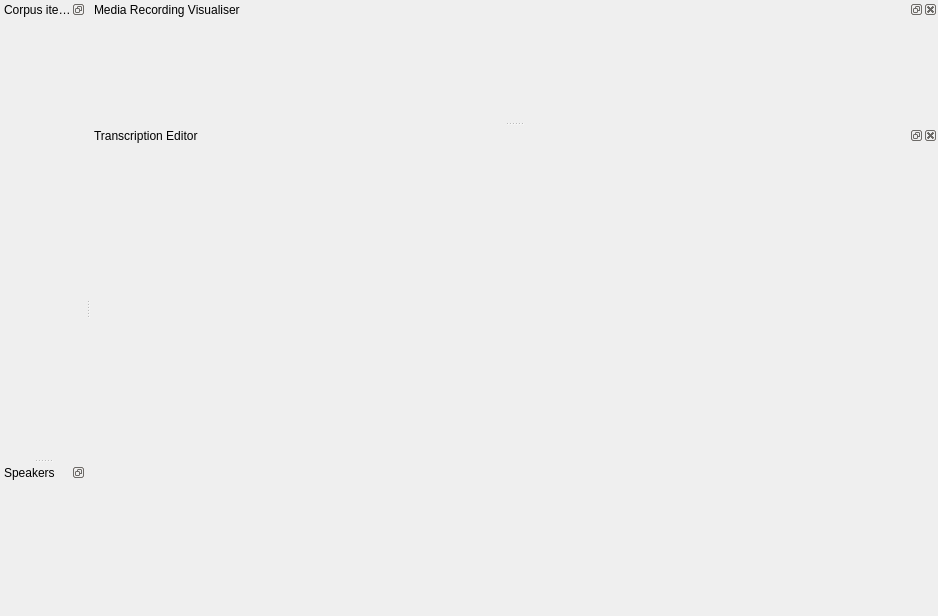
Above: app/annotation/TranscriberWidget.ui from praaline/Praaline before the change. Below: the same form after it.
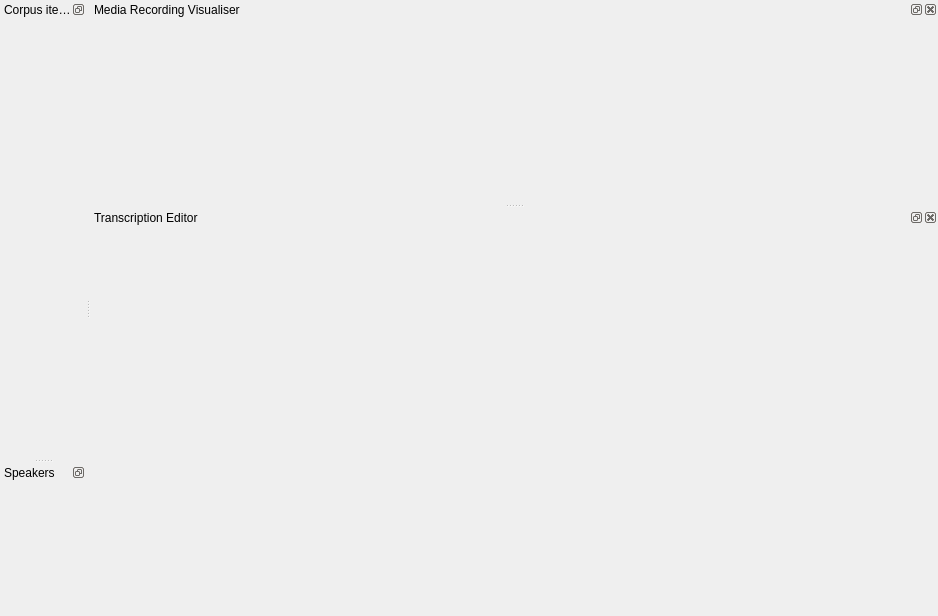
That is the form after the change.

What changed in the file:
```diff
--- a/app/annotation/TranscriberWidget.ui
+++ b/app/annotation/TranscriberWidget.ui
@@ -117,7 +117,7 @@
         <property name="sizePolicy">
          <sizepolicy hsizetype="Preferred" vsizetype="Preferred">
           <horstretch>6</horstretch>
-          <verstretch>1</verstretch>
+          <verstretch>2</verstretch>
          </sizepolicy>
         </property>
         <property name="windowTitle">
```
